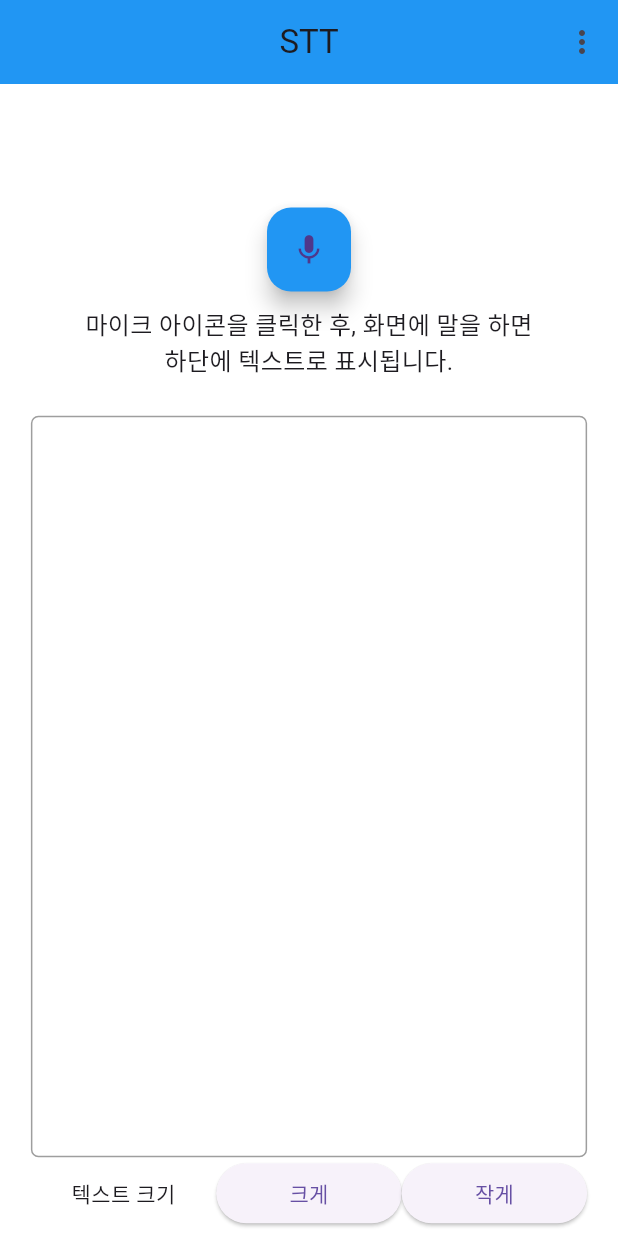
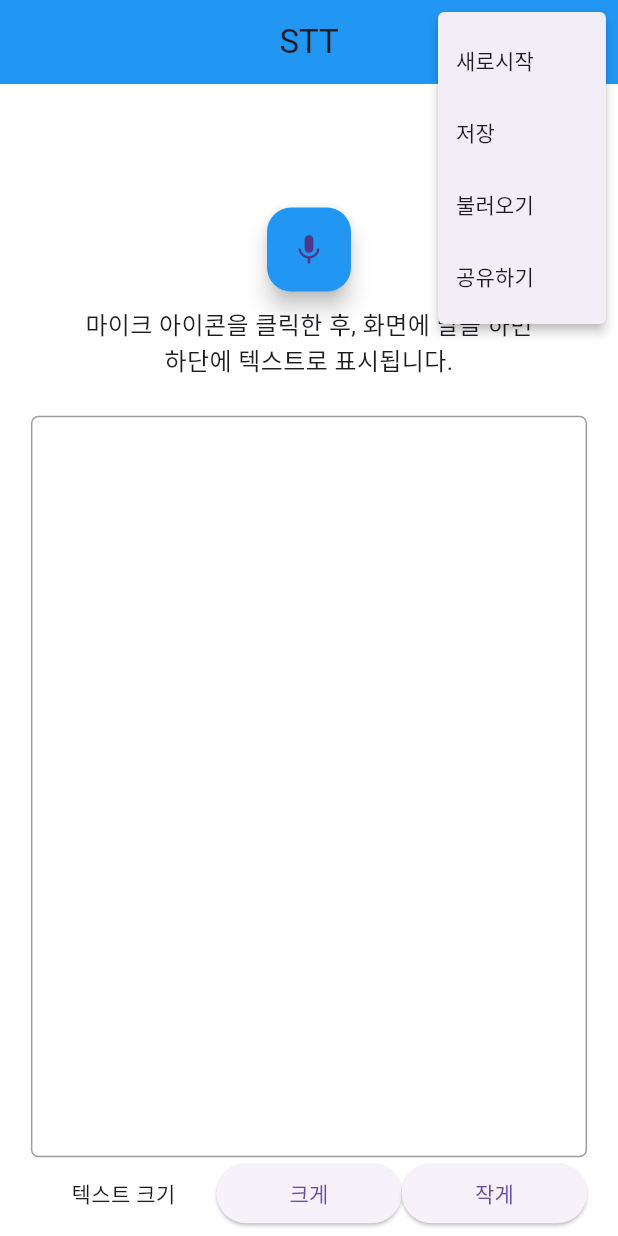
Before and after one commit to sorongosdev/Soritguel, a Flutter app: the screen it shows after launch, after a tap on the "more vert" icon, on a phone screen of 412 x 824 dp. Run offline on Flutter 3.47's test engine with Material 3 defaults, Android fonts, the phone set to English and light mode, and no system bars.

Commit message:
더보기 눌렀을 때 메뉴 팝업

```diff
--- a/lib/main.dart
+++ b/lib/main.dart
@@ -37,11 +37,28 @@ class MyWidget extends StatelessWidget {
         centerTitle: true,
         backgroundColor: Colors.blue,
         actions: <Widget>[
-          IconButton(
+          // 더보기 버튼
+          PopupMenuButton<String>(
             icon: Icon(Icons.more_vert),
-            onPressed: () {
-              // 더보기 버튼이 눌렸을 때
-            },
+            // PopupMenuButton에서 itemBuilder을 필수적으로 구현해야함
+            itemBuilder: (BuildContext context) => <PopupMenuEntry<String>>[
+              const PopupMenuItem<String>(
+                value: '새로시작',
+                child: Text('새로시작'),
+              ),
+              const PopupMenuItem<String>(
+                value: '저장',
+                child: Text('저장'),
+              ),
+              const PopupMenuItem<String>(
+                value: '불러오기',
+                child: Text('불러오기'),
+              ),
+              const PopupMenuItem<String>(
+                value: '공유하기',
+                child: Text('공유하기'),
+              ),
+            ],
           ),
         ],
       ),
```
